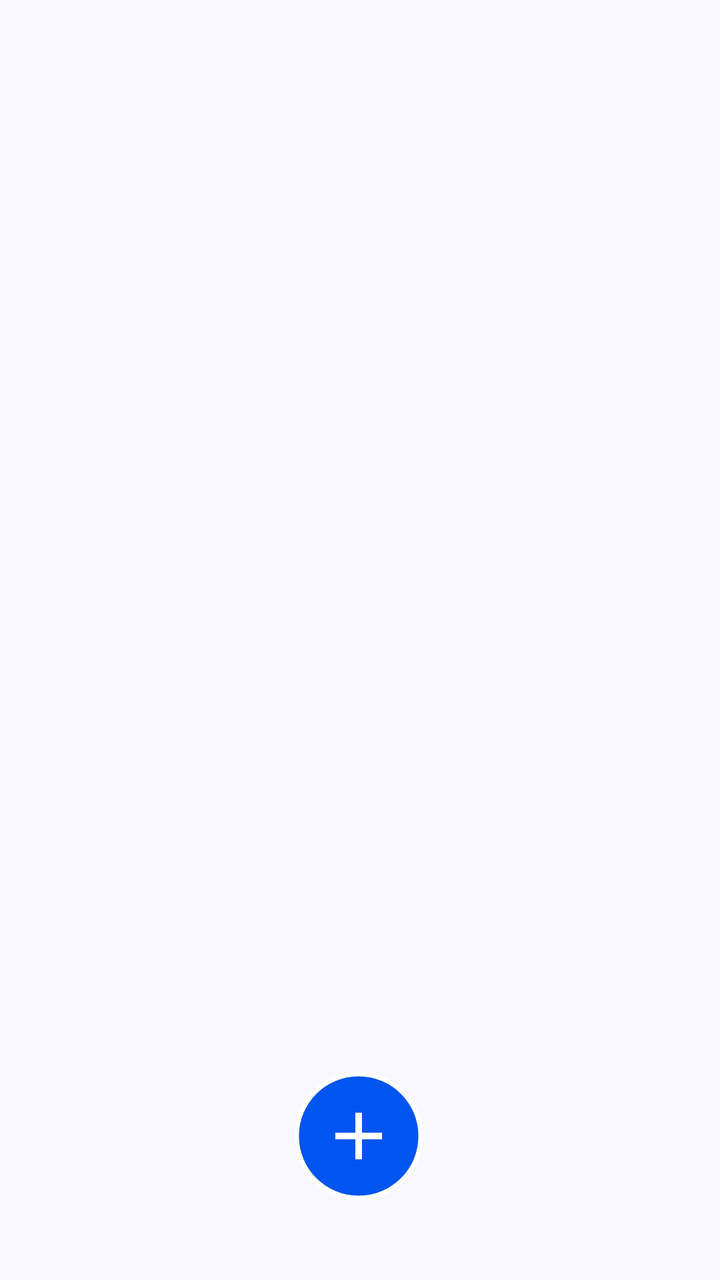
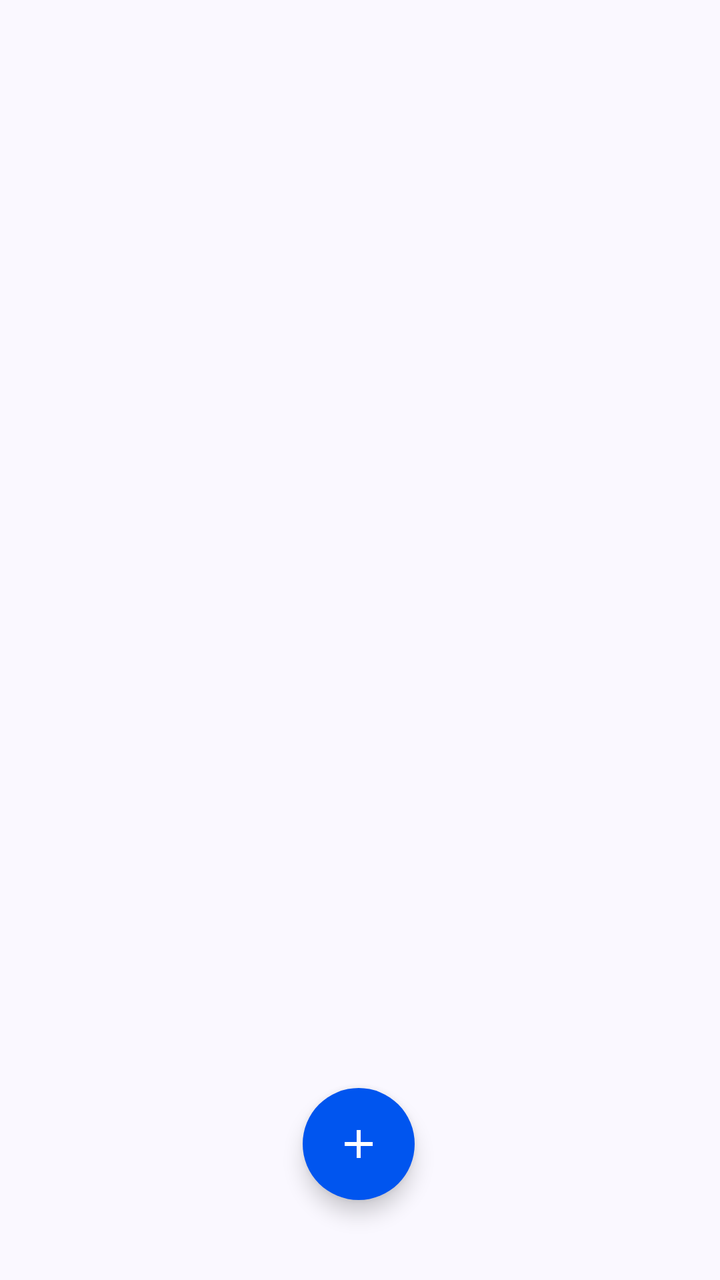

Before-and-after screenshots of an Android layout around one commit, followed by the original layout XML and the change that was made.
<!-- AndroidManifest.xml: application theme Theme.Iotequipment -->
<!-- res/layout/fragment_log_list.xml -->
<?xml version="1.0" encoding="utf-8"?>
<androidx.constraintlayout.widget.ConstraintLayout
    xmlns:android="http://schemas.android.com/apk/res/android"
    xmlns:app="http://schemas.android.com/apk/res-auto"
    xmlns:tools="http://schemas.android.com/tools"
    android:layout_width="match_parent"
    android:layout_height="match_parent"
    tools:context=".ui.detail.log.log_list.LogListFragment">
    <androidx.recyclerview.widget.RecyclerView
        android:id="@+id/logRecyclerView"
        android:layout_margin="10dp"
        android:layout_width="match_parent"
        android:layout_height="match_parent"/>
    <ImageButton
        android:id="@+id/btn_add_log"
        android:layout_width="64dp"
        android:layout_height="64dp"
        android:layout_marginBottom="40dp"
        android:background="@drawable/rec_btn_fab"
        android:contentDescription="@string/btn_scan"
        app:layout_constraintBottom_toBottomOf="parent"
        app:layout_constraintEnd_toEndOf="parent"
        app:layout_constraintHorizontal_bias="0.498"
        app:layout_constraintStart_toStartOf="parent"
        app:srcCompat="@drawable/ic_add" />
</androidx.constraintlayout.widget.ConstraintLayout>
<!-- resources referenced by this layout -->
<resources>
  <!-- drawable ic_add (drawable) -->
  <vector xmlns:android="http://schemas.android.com/apk/res/android"
      android:height="40dp"
      android:tint="#FFFFFF"
      android:viewportHeight="24"
      android:viewportWidth="24"
      android:width="40dp"
      >
        
      <path android:fillColor="@android:color/white" android:pathData="M19,13h-6v6h-2v-6H5v-2h6V5h2v6h6v2z"/>
      
  </vector>
  <!-- drawable rec_btn_fab (drawable) -->
  <vector xmlns:android="http://schemas.android.com/apk/res/android"
      android:width="90dp"
      android:height="90dp"
      android:viewportWidth="90"
      android:viewportHeight="90">
    <path
        android:pathData="M45,1.5C69.024,1.5 88.5,20.976 88.5,45C88.5,69.024 69.024,88.5 45,88.5C20.976,88.5 1.5,69.024 1.5,45C1.5,20.976 20.976,1.5 45,1.5Z"
        android:strokeWidth="3"
        android:fillColor="#0055EF"
        android:strokeColor="#ffffff"/>
  </vector>
  <string name="btn_scan">اسکن</string>
  <style name="Theme.Iotequipment" parent="Base.Theme.Iotequipment" />
  <style name="Base.Theme.Iotequipment" parent="Theme.Material3.DayNight.NoActionBar">
          <item name="fontFamily">@font/iran_yekan_regular</item>
          
          
          <item name="colorPrimary">@color/md_theme_primary</item>
          <item name="android:colorBackground">@color/md_theme_background</item>
  
      </style>
  <color name="md_theme_primary">#0055EF</color>
  <color name="md_theme_background">#FAF8FF</color>
</resources>

<!-- the commit's change to res/layout/fragment_log_list.xml (unified diff, before → after) -->
@@ -11,16 +11,21 @@
         android:layout_margin="10dp"
         android:layout_width="match_parent"
         android:layout_height="match_parent"/>
-    <ImageButton
+
+    <com.google.android.material.floatingactionbutton.FloatingActionButton
         android:id="@+id/btn_add_log"
-        android:layout_width="64dp"
-        android:layout_height="64dp"
+        android:layout_width="56dp"
+        android:layout_height="56dp"
         android:layout_marginBottom="40dp"
-        android:background="@drawable/rec_btn_fab"
         android:contentDescription="@string/btn_scan"
+        android:backgroundTint="@color/md_theme_primary"
+        app:srcCompat="@drawable/ic_add"
+        app:tint="@android:color/white"
         app:layout_constraintBottom_toBottomOf="parent"
         app:layout_constraintEnd_toEndOf="parent"
         app:layout_constraintHorizontal_bias="0.498"
         app:layout_constraintStart_toStartOf="parent"
-        app:srcCompat="@drawable/ic_add" />
+        app:shapeAppearanceOverlay="@style/FabShape_Circle" />
+
+
 </androidx.constraintlayout.widget.ConstraintLayout>
<!-- resource entries referenced after the edit -->
@@ -12,19 +12,10 @@
       <path android:fillColor="@android:color/white" android:pathData="M19,13h-6v6h-2v-6H5v-2h6V5h2v6h6v2z"/>
       
   </vector>
-  <!-- drawable rec_btn_fab (drawable) -->
-  <vector xmlns:android="http://schemas.android.com/apk/res/android"
-      android:width="90dp"
-      android:height="90dp"
-      android:viewportWidth="90"
-      android:viewportHeight="90">
-    <path
-        android:pathData="M45,1.5C69.024,1.5 88.5,20.976 88.5,45C88.5,69.024 69.024,88.5 45,88.5C20.976,88.5 1.5,69.024 1.5,45C1.5,20.976 20.976,1.5 45,1.5Z"
-        android:strokeWidth="3"
-        android:fillColor="#0055EF"
-        android:strokeColor="#ffffff"/>
-  </vector>
   <string name="btn_scan">اسکن</string>
+  <style name="FabShape_Circle" parent="">
+          <item name="cornerSize">50%</item>
+      </style>
   <style name="Theme.Iotequipment" parent="Base.Theme.Iotequipment" />
   <style name="Base.Theme.Iotequipment" parent="Theme.Material3.DayNight.NoActionBar">
           <item name="fontFamily">@font/iran_yekan_regular</item>
